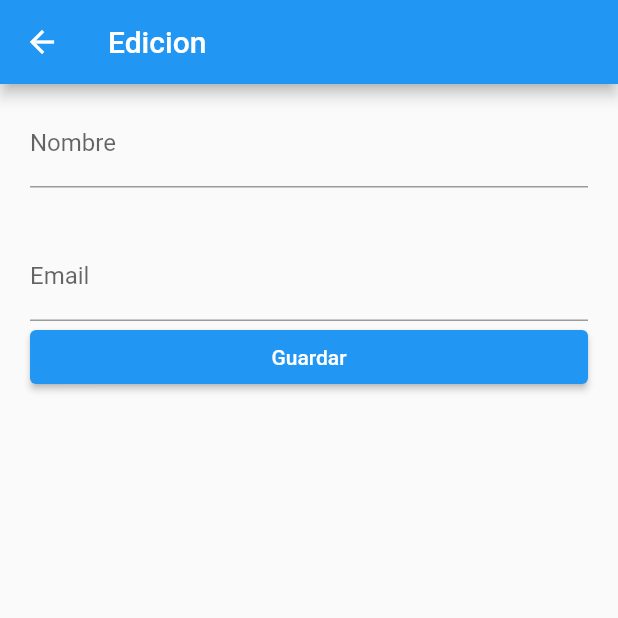
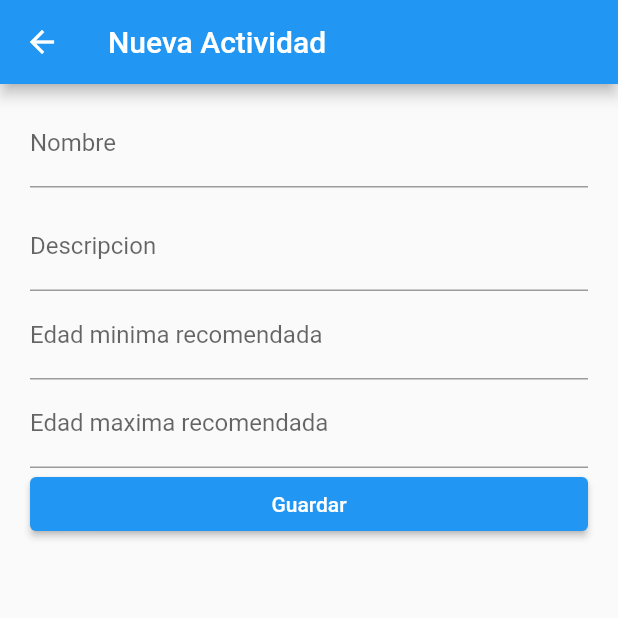
Before and after one commit to Coihue555/fl-bloc-abm, a Flutter app: the ActividadScreen screen opened by its route, on a phone screen of 412 x 824 dp, the top half of it. Run offline on Flutter 3.47's test engine with Material 2 defaults, Android fonts, the light colour scheme and no system bars; our stand-ins replace sqflite; accounts and stored records are empty.

Commit message:
crud de actividades

```diff
--- a/fl_actividades_fisicas/lib/main.dart
+++ b/fl_actividades_fisicas/lib/main.dart
@@ -1,8 +1,8 @@
 // ignore_for_file: avoid_print
+import 'package:flutter/material.dart';
+import 'package:provider/provider.dart';
+import 'package:fl_actividades_fisicas/screens/screens.dart';
 import 'package:fl_actividades_fisicas/providers/providers.dart';
-import 'package:flutter/material.dart';
-import 'package:fl_actividades_fisicas/screens/screens.dart';
-import 'package:provider/provider.dart';
 
 
 void main() async {
--- a/fl_actividades_fisicas/lib/providers/actividades_list_provider.dart
+++ b/fl_actividades_fisicas/lib/providers/actividades_list_provider.dart
@@ -1,12 +1,13 @@
+import 'package:flutter/material.dart';
 import 'package:fl_actividades_fisicas/providers/db_provider.dart';
-import 'package:flutter/material.dart';
+
 
 class ActividadListProvider extends ChangeNotifier{
   List<ActividadModel> datos = [];
   ActividadModel datoSeleccionado = ActividadModel(nombre: '', descripcion: '');
 
-  Future<ActividadModel> nuevaActividad(String nombre, String descripcion ) async {
-    final nuevoDato =  ActividadModel(nombre: nombre, descripcion: descripcion);
+  Future<ActividadModel> nuevaActividad(String nombre, String descripcion, int edadMin, int edadMax ) async {
+    final nuevoDato =  ActividadModel(nombre: nombre, descripcion: descripcion, edadMin: edadMin, edadMax: edadMax);
     final id = await DBProvider.db.nuevoDato(nuevoDato);
     //asignar el ID de la base de datos al modelo
     nuevoDato.id = id;
--- a/fl_actividades_fisicas/lib/providers/db_provider.dart
+++ b/fl_actividades_fisicas/lib/providers/db_provider.dart
@@ -43,14 +43,16 @@ class DBProvider {
   Future<int> nuevoDato(ActividadModel nuevoDato) async {
     final id = nuevoDato.id;
     final nombre = nuevoDato.nombre;
-    final email = nuevoDato.descripcion;
+    final descripcion = nuevoDato.descripcion;
+    final edadMin = nuevoDato.edadMin;
+    final edadMax = nuevoDato.edadMax;
 
     //verificar la db
     final db = await database;
 
     final res = await db!.rawInsert('''
-      INSERT INTO Actividades(id, nombre, email)
-        VALUES( $id, '$nombre', '$email')
+      INSERT INTO Actividades(id, nombre, descripcion, edadMin, edadMax)
+        VALUES( $id, '$nombre', '$descripcion', '$edadMin', '$edadMax' )
       ''');
 
     return res;
@@ -96,12 +98,14 @@ class DBProvider {
     return res;
   }
 
-  Future<int> updateItem(int id, String nombre, String? email) async {
+  Future<int> updateItem(int id, String nombre, String? descripcion, int edadMin, int edadMax) async {
     final db = await database;
 
     final data = {
       'nombre': nombre,
-      'email': email,
+      'descripcion': descripcion,
+      'edadMin': edadMin,
+      'edadMax': edadMax
     };
 
     final result =
--- a/fl_actividades_fisicas/lib/screens/actividad_screen.dart
+++ b/fl_actividades_fisicas/lib/screens/actividad_screen.dart
@@ -1,8 +1,10 @@
 // ignore_for_file: avoid_print
+import 'package:flutter/material.dart';
+import 'package:provider/provider.dart';
+
 import 'package:fl_actividades_fisicas/providers/providers.dart';
 import 'package:fl_actividades_fisicas/screens/screens.dart';
-import 'package:flutter/material.dart';
-import 'package:provider/provider.dart';
+
 
 
 class ActividadScreen extends StatefulWidget {
@@ -17,7 +19,7 @@ class _ActividadScreenState extends State<ActividadScreen> {
 
     return Scaffold(
         appBar: AppBar(
-          title: const Text('Edicion'),
+          title: const Text('Nueva Actividad'),
         ),
         body: SingleChildScrollView(
             child: Padding(
@@ -30,24 +32,39 @@ class _ActividadScreenState extends State<ActividadScreen> {
                         decoration: const InputDecoration(
                           labelText: 'Nombre',
                         ),
-                        initialValue:
-                            elementoSeleccionado.datoSeleccionado.nombre,
+                        initialValue:'',
                         onChanged: (value) {
                           elementoSeleccionado.datoSeleccionado.nombre = value;
                         },
                       ),
                       const SizedBox(
-                        height: 30,
+                        height: 10,
                       ),
                       TextFormField(
                         decoration: const InputDecoration(
-                          labelText: 'Email',
+                          labelText: 'Descripcion',
                         ),
-                        initialValue:
-                            elementoSeleccionado.datoSeleccionado.descripcion,
-                        keyboardType: TextInputType.emailAddress,
+                        initialValue:'',
                         onChanged: (value) {
                           elementoSeleccionado.datoSeleccionado.descripcion = value;
+                        },
+                      ),
+                      TextFormField(
+                        decoration: const InputDecoration(
+                          labelText: 'Edad minima recomendada',
+                        ),
+                        initialValue:'',
+                        onChanged: (value) {
+                          elementoSeleccionado.datoSeleccionado.edadMin = int.parse(value);
+                        },
+                      ),
+                      TextFormField(
+                        decoration: const InputDecoration(
+                          labelText: 'Edad maxima recomendada',
+                        ),
+                        initialValue:'',
+                        onChanged: (value) {
+                          elementoSeleccionado.datoSeleccionado.edadMax = int.parse(value);
                         },
                       ),
                       ElevatedButton(
@@ -57,14 +74,13 @@ class _ActividadScreenState extends State<ActividadScreen> {
                           onPressed: () {
                             elementoSeleccionado.nuevaActividad(
                                 elementoSeleccionado.datoSeleccionado.nombre,
-                                elementoSeleccionado.datoSeleccionado.descripcion);
-                            //Anda
+                                elementoSeleccionado.datoSeleccionado.descripcion,
+                                elementoSeleccionado.datoSeleccionado.edadMin,
+                                elementoSeleccionado.datoSeleccionado.edadMax);
                             setState(() {});
-                            Navigator.push(
-                              context,
-                              MaterialPageRoute(
-                                  builder: (context) => HomeScreen()),
-                            );
+                            //Navigator.of(context).pushReplacementNamed(HomeScreen());
+                            Navigator.push(context, MaterialPageRoute( builder: (context) => HomeScreen()), );
+
                           }),
                     ],
                   ),
```
Also changed, not shown: fl_actividades_fisicas/lib/screens/home_screen.dart (+5 -2 lines), fl_actividades_fisicas/lib/widgets/listado_actividades.dart (+27 -19 lines).
